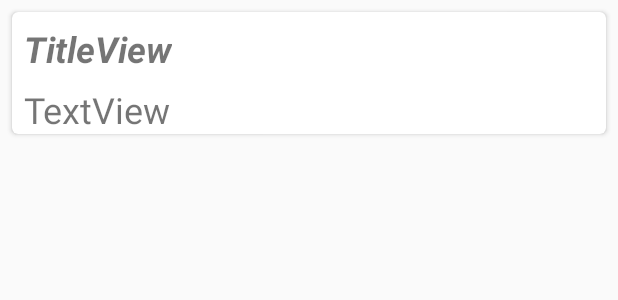
After one commit to kv67/PizzaRecipes, an Android app: the layout ingredients.xml on its own in the app's theme, with its tools: preview values and no code run, on a phone screen of 412 x 824 dp. The commit adds this screen. Shown: the top 300 px of the screen. Run offline under Robolectric (Android 15) with nearby library versions, the phone set to English and light mode, and no system bars.

Commit message:
RecyclerView for ingredient has finished.
Signed-off-by: kv67 <kv67@narod.ru>

```diff
--- a/app/src/main/java/kve/ru/pizzarecipes/MainActivity.java
+++ b/app/src/main/java/kve/ru/pizzarecipes/MainActivity.java
@@ -8,6 +8,10 @@ import androidx.recyclerview.widget.LinearLayoutManager;
 import androidx.recyclerview.widget.RecyclerView;
 
 import java.util.List;
+
+import kve.ru.pizzarecipes.adapters.RecipesAdapter;
+import kve.ru.pizzarecipes.data.PizzaRecipe;
+import kve.ru.pizzarecipes.utils.NetworkUtils;
 
 public class MainActivity extends AppCompatActivity {
 
--- a/app/src/main/java/kve/ru/pizzarecipes/RecipesAdapter.java
+++ b/app/src/main/java/kve/ru/pizzarecipes/adapters/RecipesAdapter.java
@@ -1,4 +1,4 @@
-package kve.ru.pizzarecipes;
+package kve.ru.pizzarecipes.adapters;
 
 import android.view.LayoutInflater;
 import android.view.View;
@@ -13,6 +13,9 @@ import com.squareup.picasso.Picasso;
 
 import java.util.ArrayList;
 import java.util.List;
+
+import kve.ru.pizzarecipes.R;
+import kve.ru.pizzarecipes.data.PizzaRecipe;
 
 public class RecipesAdapter extends RecyclerView.Adapter<RecipesAdapter.RecipesViewHolder> {
 
--- a/app/src/main/java/kve/ru/pizzarecipes/PizzaRecipe.java
+++ b/app/src/main/java/kve/ru/pizzarecipes/data/PizzaRecipe.java
@@ -1,4 +1,4 @@
-package kve.ru.pizzarecipes;
+package kve.ru.pizzarecipes.data;
 
 public class PizzaRecipe {
   private int imageResource;
--- a/app/src/main/java/kve/ru/pizzarecipes/NetworkUtils.java
+++ b/app/src/main/java/kve/ru/pizzarecipes/utils/NetworkUtils.java
@@ -1,4 +1,4 @@
-package kve.ru.pizzarecipes;
+package kve.ru.pizzarecipes.utils;
 
 import android.os.AsyncTask;
 import android.util.Log;
@@ -12,6 +12,8 @@ import java.io.IOException;
 import java.util.ArrayList;
 import java.util.List;
 import java.util.concurrent.ExecutionException;
+
+import kve.ru.pizzarecipes.data.PizzaRecipe;
 
 public class NetworkUtils {
 
--- /dev/null
+++ b/app/src/main/res/layout-land/ingredients.xml
@@ -0,0 +1,41 @@
+<?xml version="1.0" encoding="utf-8"?>
+<androidx.cardview.widget.CardView xmlns:android="http://schemas.android.com/apk/res/android"
+    xmlns:app="http://schemas.android.com/apk/res-auto"
+    android:layout_width="match_parent"
+    android:layout_height="wrap_content"
+    android:layout_margin="8dp"
+    app:cardCornerRadius="4dp">
+
+    <androidx.constraintlayout.widget.ConstraintLayout
+        android:layout_width="match_parent"
+        android:layout_height="match_parent">
+
+        <TextView
+            android:id="@+id/textViewTitle"
+            android:layout_width="wrap_content"
+            android:layout_height="wrap_content"
+            android:layout_marginStart="8dp"
+            android:layout_marginTop="8dp"
+            android:text="TitleView"
+            android:textAllCaps="false"
+            android:textSize="24sp"
+            android:textStyle="bold|italic"
+            app:layout_constraintStart_toStartOf="parent"
+            app:layout_constraintTop_toTopOf="parent" />
+
+        <TextView
+            android:id="@+id/textViewContent"
+            android:layout_width="0dp"
+            android:layout_height="wrap_content"
+            android:layout_marginStart="8dp"
+            android:layout_marginTop="8dp"
+            android:layout_marginEnd="8dp"
+            android:text="TextView"
+            android:textSize="24sp"
+            app:layout_constraintEnd_toEndOf="parent"
+            app:layout_constraintStart_toStartOf="parent"
+            app:layout_constraintTop_toBottomOf="@+id/textViewTitle" />
+
+    </androidx.constraintlayout.widget.ConstraintLayout>
+
+</androidx.cardview.widget.CardView>
--- /dev/null
+++ b/app/src/main/res/layout/ingredients.xml
@@ -0,0 +1,41 @@
+<?xml version="1.0" encoding="utf-8"?>
+<androidx.cardview.widget.CardView xmlns:android="http://schemas.android.com/apk/res/android"
+    xmlns:app="http://schemas.android.com/apk/res-auto"
+    android:layout_width="match_parent"
+    android:layout_height="wrap_content"
+    android:layout_margin="8dp"
+    app:cardCornerRadius="4dp">
+
+    <androidx.constraintlayout.widget.ConstraintLayout
+        android:layout_width="match_parent"
+        android:layout_height="match_parent">
+
+        <TextView
+            android:id="@+id/textViewTitle"
+            android:layout_width="wrap_content"
+            android:layout_height="wrap_content"
+            android:layout_marginStart="8dp"
+            android:layout_marginTop="8dp"
+            android:text="TitleView"
+            android:textAllCaps="false"
+            android:textSize="24sp"
+            android:textStyle="bold|italic"
+            app:layout_constraintStart_toStartOf="parent"
+            app:layout_constraintTop_toTopOf="parent" />
+
+        <TextView
+            android:id="@+id/textViewContent"
+            android:layout_width="0dp"
+            android:layout_height="wrap_content"
+            android:layout_marginStart="8dp"
+            android:layout_marginTop="8dp"
+            android:layout_marginEnd="8dp"
+            android:text="TextView"
+            android:textSize="24sp"
+            app:layout_constraintEnd_toEndOf="parent"
+            app:layout_constraintStart_toStartOf="parent"
+            app:layout_constraintTop_toBottomOf="@+id/textViewTitle" />
+
+    </androidx.constraintlayout.widget.ConstraintLayout>
+
+</androidx.cardview.widget.CardView>
```
Also changed, not shown: app/src/main/java/kve/ru/pizzarecipes/ConstValues.java (deleted, +0 -45 lines), app/src/main/java/kve/ru/pizzarecipes/DetailActivity.java (+11 -0 lines), app/src/main/java/kve/ru/pizzarecipes/adapters/IngredientsAdapter.java (added, +49 -0 lines), app/src/main/java/kve/ru/pizzarecipes/data/IngredientGroup.java (added, +19 -0 lines), app/src/main/java/kve/ru/pizzarecipes/utils/ConstValues.java (added, +17 -0 lines), app/src/main/res/layout-land/activity_detail.xml (+13 -4 lines), app/src/main/res/layout/activity_detail.xml (+14 -2 lines).
